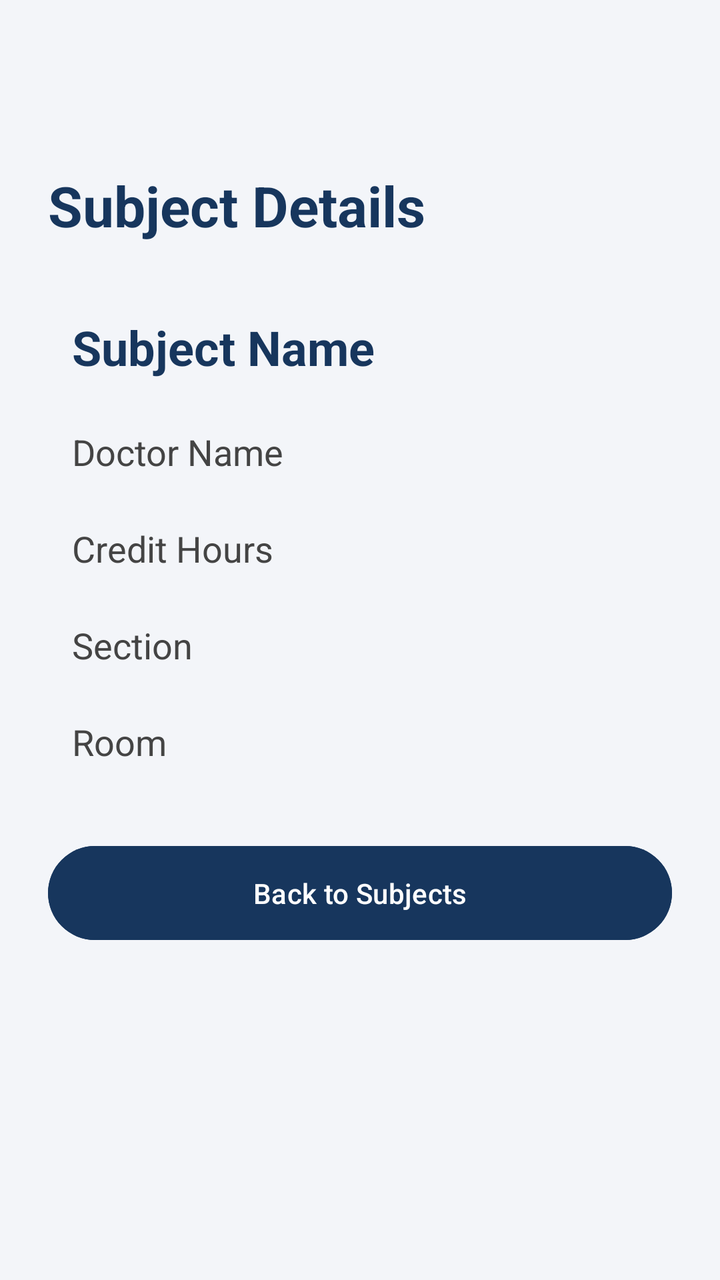
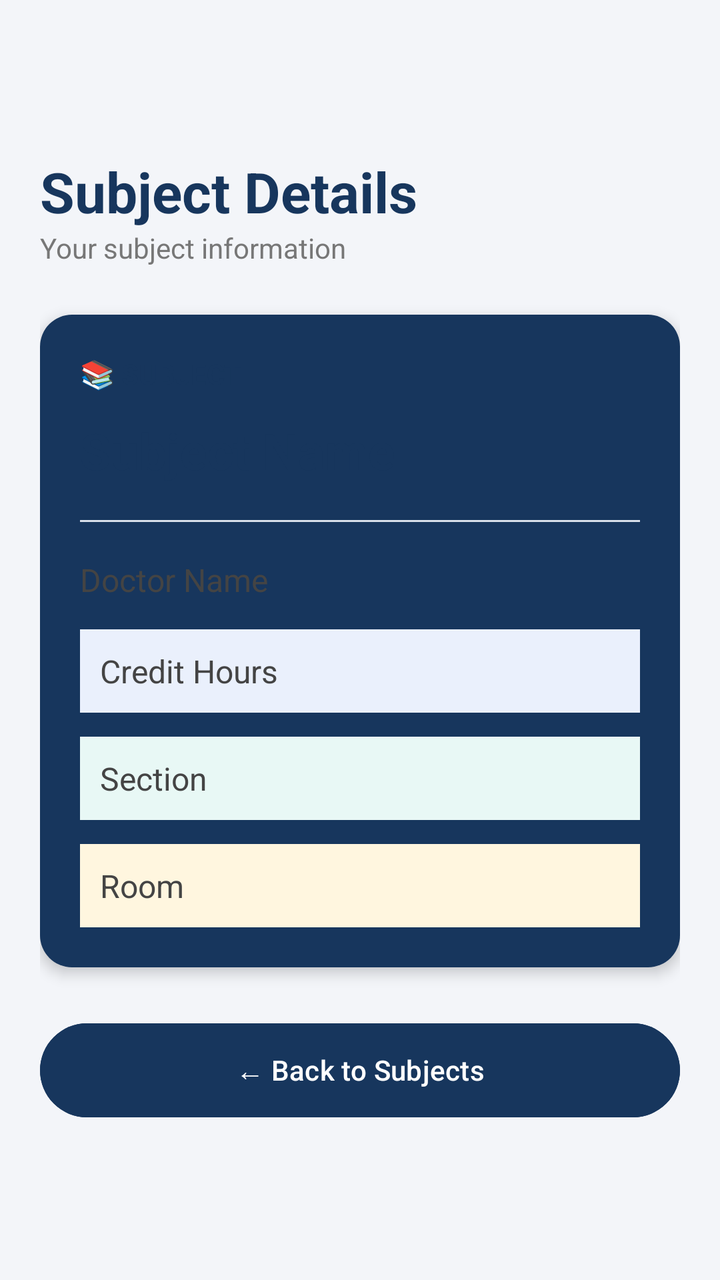

Before-and-after screenshots of an Android layout around one commit, followed by the original layout XML and the change that was made.
<!-- AndroidManifest.xml: application theme Theme.StudentPlanner -->
<!-- res/layout/activity_my_subject_details.xml -->
<?xml version="1.0" encoding="utf-8"?>
<ScrollView xmlns:android="http://schemas.android.com/apk/res/android"
    android:layout_width="match_parent"
    android:layout_height="match_parent"
    android:background="#F3F5F9">

    <LinearLayout
        android:layout_width="match_parent"
        android:layout_height="wrap_content"
        android:layout_marginTop="60dp"
        android:orientation="vertical"
        android:padding="24dp">

        <TextView
            android:layout_width="wrap_content"
            android:layout_height="wrap_content"
            android:layout_marginBottom="24dp"
            android:text="Subject Details"
            android:textColor="#17365D"
            android:textSize="28sp"
            android:textStyle="bold" />

        <TextView
            android:id="@+id/tvSubjectName"
            android:layout_width="match_parent"
            android:layout_height="wrap_content"
            android:padding="12dp"
            android:text="Subject Name"
            android:textColor="#17365D"
            android:textSize="24sp"
            android:textStyle="bold" />

        <TextView
            android:id="@+id/tvDoctorName"
            android:layout_width="match_parent"
            android:layout_height="wrap_content"
            android:padding="12dp"
            android:text="Doctor Name"
            android:textColor="#444444"
            android:textSize="18sp" />

        <TextView
            android:id="@+id/tvCreditHours"
            android:layout_width="match_parent"
            android:layout_height="wrap_content"
            android:padding="12dp"
            android:text="Credit Hours"
            android:textColor="#444444"
            android:textSize="18sp" />

        <TextView
            android:id="@+id/tvSection"
            android:layout_width="match_parent"
            android:layout_height="wrap_content"
            android:padding="12dp"
            android:text="Section"
            android:textColor="#444444"
            android:textSize="18sp" />

        <TextView
            android:id="@+id/tvRoom"
            android:layout_width="match_parent"
            android:layout_height="wrap_content"
            android:padding="12dp"
            android:text="Room"
            android:textColor="#444444"
            android:textSize="18sp" />

        <Button
            android:id="@+id/btnBack"
            android:layout_width="match_parent"
            android:layout_height="55dp"
            android:layout_marginTop="24dp"
            android:backgroundTint="#17365D"
            android:text="Back to Subjects"
            android:textColor="#FFFFFF" />

    </LinearLayout>

</ScrollView>
<!-- resources referenced by this layout -->
<resources>
  <style name="Theme.StudentPlanner" parent="Base.Theme.StudentPlanner" />
  <style name="Base.Theme.StudentPlanner" parent="Theme.Material3.DayNight.NoActionBar">
          
          <item name="android:statusBarColor">@android:color/transparent</item>
          <item name="android:windowLightStatusBar">true</item>
      </style>
</resources>

<!-- the commit's change to res/layout/activity_my_subject_details.xml (unified diff, before → after) -->
@@ -2,69 +2,107 @@
 <ScrollView xmlns:android="http://schemas.android.com/apk/res/android"
     android:layout_width="match_parent"
     android:layout_height="match_parent"
-    android:background="#F3F5F9">
+    android:background="#F3F5F9"
+    android:fillViewport="true">
 
     <LinearLayout
         android:layout_width="match_parent"
         android:layout_height="wrap_content"
-        android:layout_marginTop="60dp"
         android:orientation="vertical"
-        android:padding="24dp">
+        android:padding="20dp"
+        android:gravity="center_vertical">
 
         <TextView
             android:layout_width="wrap_content"
             android:layout_height="wrap_content"
-            android:layout_marginBottom="24dp"
             android:text="Subject Details"
             android:textColor="#17365D"
             android:textSize="28sp"
             android:textStyle="bold" />
 
         <TextView
-            android:id="@+id/tvSubjectName"
+            android:layout_width="wrap_content"
+            android:layout_height="wrap_content"
+            android:text="Your subject information"
+            android:textColor="#777777"
+            android:textSize="14sp"
+            android:layout_marginBottom="24dp" />
+
+        <LinearLayout
             android:layout_width="match_parent"
             android:layout_height="wrap_content"
-            android:padding="12dp"
-            android:text="Subject Name"
-            android:textColor="#17365D"
-            android:textSize="24sp"
-            android:textStyle="bold" />
+            android:orientation="vertical"
+            android:padding="20dp"
+            android:background="@drawable/subjectcard"
+            android:elevation="4dp">
 
-        <TextView
-            android:id="@+id/tvDoctorName"
-            android:layout_width="match_parent"
-            android:layout_height="wrap_content"
-            android:padding="12dp"
-            android:text="Doctor Name"
-            android:textColor="#444444"
-            android:textSize="18sp" />
+            <TextView
+                android:layout_width="wrap_content"
+                android:layout_height="wrap_content"
+                android:text="📚 SUBJECT"
+                android:textColor="#17365D"
+                android:textSize="14sp"
+                android:textStyle="bold"
+                android:layout_marginBottom="12dp" />
 
-        <TextView
-            android:id="@+id/tvCreditHours"
-            android:layout_width="match_parent"
-            android:layout_height="wrap_content"
-            android:padding="12dp"
-            android:text="Credit Hours"
-            android:textColor="#444444"
-            android:textSize="18sp" />
+            <TextView
+                android:id="@+id/tvSubjectName"
+                android:layout_width="match_parent"
+                android:layout_height="wrap_content"
+                android:text="Subject Name"
+                android:textColor="#17365D"
+                android:textSize="25sp"
+                android:textStyle="bold"
+                android:paddingBottom="18dp" />
 
-        <TextView
-            android:id="@+id/tvSection"
-            android:layout_width="match_parent"
-            android:layout_height="wrap_content"
-            android:padding="12dp"
-            android:text="Section"
-            android:textColor="#444444"
-            android:textSize="18sp" />
+            <View
+                android:layout_width="match_parent"
+                android:layout_height="1dp"
+                android:background="#D9E0EA" />
 
-        <TextView
-            android:id="@+id/tvRoom"
-            android:layout_width="match_parent"
-            android:layout_height="wrap_content"
-            android:padding="12dp"
-            android:text="Room"
-            android:textColor="#444444"
-            android:textSize="18sp" />
+            <TextView
+                android:id="@+id/tvDoctorName"
+                android:layout_width="match_parent"
+                android:layout_height="wrap_content"
+                android:text="Doctor Name"
+                android:textColor="#444444"
+                android:textSize="16sp"
+                android:paddingTop="18dp"
+                android:paddingBottom="14dp" />
+
+            <TextView
+                android:id="@+id/tvCreditHours"
+                android:layout_width="match_parent"
+                android:layout_height="wrap_content"
+                android:text="Credit Hours"
+                android:textColor="#444444"
+                android:textSize="16sp"
+                android:padding="10dp"
+                android:background="#EAF0FC" />
+
+            <TextView
+                android:id="@+id/tvSection"
+                android:layout_width="match_parent"
+                android:layout_height="wrap_content"
+                android:text="Section"
+                android:textColor="#444444"
+                android:textSize="16sp"
+                android:padding="10dp"
+                android:layout_marginTop="12dp"
+                android:background="#E8F8F5" />
+
+            <TextView
+                android:id="@+id/tvRoom"
+                android:layout_width="match_parent"
+                android:layout_height="wrap_content"
+                android:text="Room"
+                android:textColor="#444444"
+                android:textSize="16sp"
+                android:padding="10dp"
+                android:layout_marginTop="12dp"
+                android:background="#FFF6DF" />
+
+        </LinearLayout>
 
         <Button
             android:id="@+id/btnBack"
@@ -72,7 +110,7 @@
             android:layout_height="55dp"
             android:layout_marginTop="24dp"
             android:backgroundTint="#17365D"
-            android:text="Back to Subjects"
+            android:text="← Back to Subjects"
             android:textColor="#FFFFFF" />
 
     </LinearLayout>
<!-- resource entries referenced after the edit -->
@@ -1,5 +1,14 @@
 <!-- resources referenced by this layout -->
 <resources>
+  <!-- drawable subjectcard (drawable) -->
+  <?xml version="1.0" encoding="utf-8"?>
+  <shape xmlns:android="http://schemas.android.com/apk/res/android">
+  
+      <solid android:color="#17365D" />
+  
+      <corners android:radius="16dp" />
+  
+  </shape>
   <style name="Theme.StudentPlanner" parent="Base.Theme.StudentPlanner" />
   <style name="Base.Theme.StudentPlanner" parent="Theme.Material3.DayNight.NoActionBar">
           
